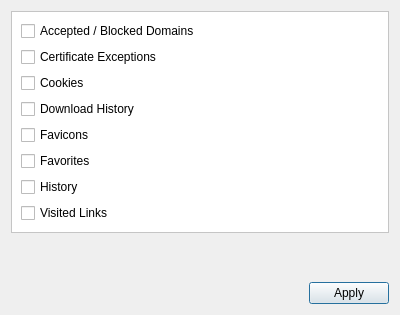
Before: the Qt Designer form 2.x/UI/dooble_clear_items.ui in textbrowser/dooble, drawn with Qt 5.
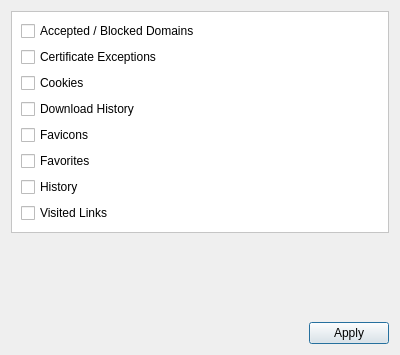
After: the same form once the commit is applied. Icons and pictures are not drawn.

What changed in the file:
```diff
--- a/2.x/UI/dooble_clear_items.ui
+++ b/2.x/UI/dooble_clear_items.ui
@@ -7,7 +7,7 @@
     <x>0</x>
     <y>0</y>
     <width>400</width>
-    <height>315</height>
+    <height>355</height>
    </rect>
   </property>
   <property name="windowTitle">
```
